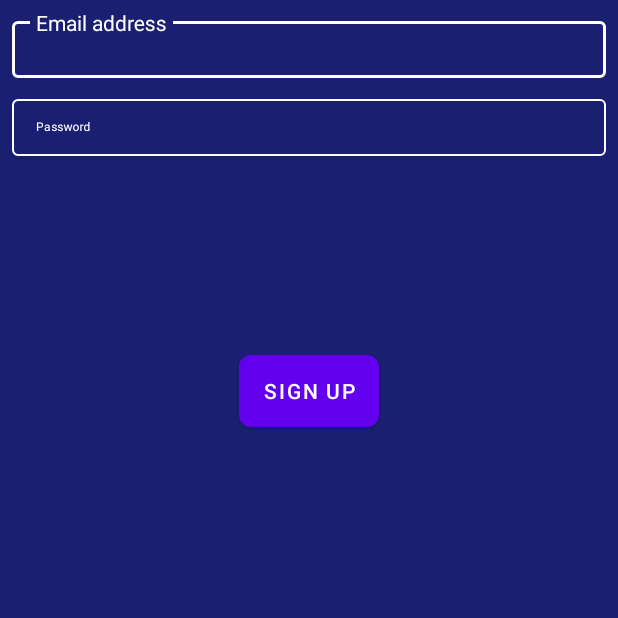
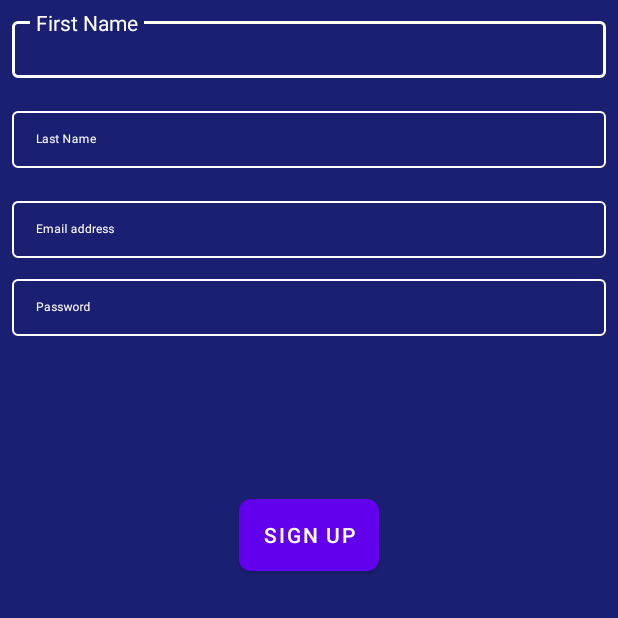
Before and after one commit to divyeshvala/SafeBuy, an Android app: the fragment FragmentSignUp shown on its own in the app's theme, on a phone screen of 412 x 824 dp, the top half of it. Run offline under Robolectric (Android 15) with nearby library versions, the phone set to English and light mode, and no system bars; our stand-ins replace Firebase (no records; nobody signed in at launch, a user with empty details on screens opened directly); 1 statement that could not run was skipped.

Commit message:
Minor Modification: SignUp UI: First Name, Last Name

```diff
--- a/app/src/main/res/layout/fragment_signup.xml
+++ b/app/src/main/res/layout/fragment_signup.xml
@@ -12,12 +12,11 @@
     android:background="@color/deepBlue"
     tools:context=".Activities.Login">
 
-
     <com.google.android.material.textfield.TextInputLayout
-        android:id="@+id/username"
+        android:id="@+id/firstName"
         android:layout_width="match_parent"
         android:layout_height="wrap_content"
-        android:hint="@string/email"
+        android:hint="@string/firstName"
         style="@style/WhiteInputText"
         app:layout_constraintEnd_toEndOf="parent"
         app:layout_constraintStart_toStartOf="parent"
@@ -35,39 +34,46 @@
     </com.google.android.material.textfield.TextInputLayout>
 
 
-<!--    <com.google.android.material.textfield.TextInputLayout-->
-<!--        android:id="@+id/username"-->
-<!--        android:layout_width="match_parent"-->
-<!--        android:layout_height="wrap_content"-->
-<!--        android:hint="@string/email"-->
-<!--        style="@style/Widget.MaterialComponents.TextInputLayout.FilledBox"-->
-<!--        app:layout_constraintEnd_toEndOf="parent"-->
-<!--        app:layout_constraintStart_toStartOf="parent"-->
-<!--        app:layout_constraintTop_toTopOf="parent">-->
+    <com.google.android.material.textfield.TextInputLayout
+        android:id="@+id/lastName"
+        style="@style/WhiteInputText"
+        android:layout_width="match_parent"
+        android:layout_height="wrap_content"
+        android:layout_marginTop="16dp"
+        android:hint="@string/lastName"
+        app:layout_constraintTop_toBottomOf="@+id/firstName"
+        tools:layout_editor_absoluteX="16dp">
 
-<!--        <com.google.android.material.textfield.TextInputEditText-->
-<!--            android:layout_width="match_parent"-->
-<!--            android:layout_height="wrap_content"-->
-<!--            />-->
+        <com.google.android.material.textfield.TextInputEditText
+            android:layout_width="match_parent"
+            android:layout_height="wrap_content"
+            android:textColor="@color/white"
+            android:textColorHint="@color/white"
+            android:textCursorDrawable="@color/white"
+            android:textSize="@dimen/normalText" />
 
-<!--    </com.google.android.material.textfield.TextInputLayout>-->
+    </com.google.android.material.textfield.TextInputLayout>
 
-<!--    <com.google.android.material.textfield.TextInputLayout-->
-<!--        android:id="@+id/password"-->
-<!--        android:layout_width="match_parent"-->
-<!--        android:layout_height="wrap_content"-->
-<!--        android:hint="@string/password"-->
-<!--        android:layout_marginTop="8dp"-->
-<!--        style="@style/Widget.MaterialComponents.TextInputLayout.FilledBox"-->
-<!--        app:layout_constraintTop_toBottomOf="@+id/username">-->
+    <com.google.android.material.textfield.TextInputLayout
+        android:id="@+id/username"
+        style="@style/WhiteInputText"
+        android:layout_width="match_parent"
+        android:layout_height="wrap_content"
+        android:layout_marginTop="16dp"
+        android:hint="@string/email"
+        app:layout_constraintTop_toBottomOf="@id/lastName"
+        tools:layout_editor_absoluteX="16dp">
 
-<!--        <com.google.android.material.textfield.TextInputEditText-->
-<!--            android:layout_width="match_parent"-->
-<!--            android:layout_height="wrap_content"-->
-<!--            android:inputType="textPassword"-->
-<!--            />-->
+        <com.google.android.material.textfield.TextInputEditText
+            android:layout_width="match_parent"
+            android:layout_height="wrap_content"
+            android:textColor="@color/white"
+            android:textColorHint="@color/white"
+            android:textCursorDrawable="@color/white"
+            android:textSize="@dimen/normalText" />
 
-<!--    </com.google.android.material.textfield.TextInputLayout>-->
+    </com.google.android.material.textfield.TextInputLayout>
+
 
     <com.google.android.material.textfield.TextInputLayout
         android:id="@+id/password"
--- a/app/src/main/res/values/strings.xml
+++ b/app/src/main/res/values/strings.xml
@@ -35,5 +35,7 @@
     <string name="open">Open</string>
     <string name="closed">Closed</string>
     <string name="add_item">Add Item</string>
+    <string name="firstName">First Name</string>
+    <string name="lastName">Last Name</string>
 
 </resources>
```
